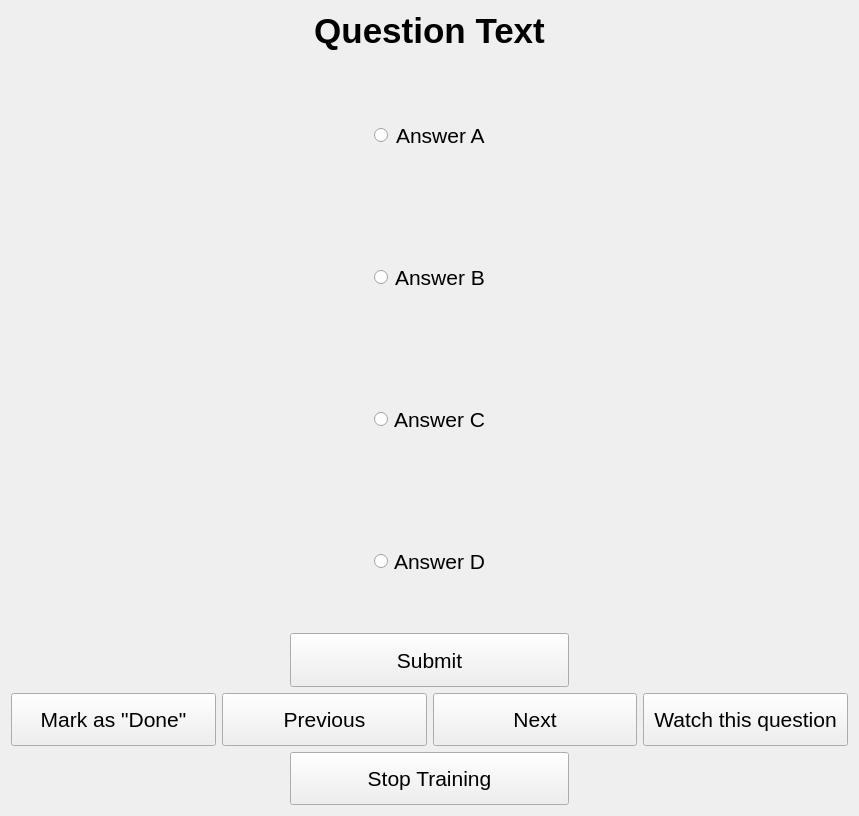
jufi2112/pilot_utils, file pilot_utils/azf_trainer/ui/question_widget.ui: the form before one commit.
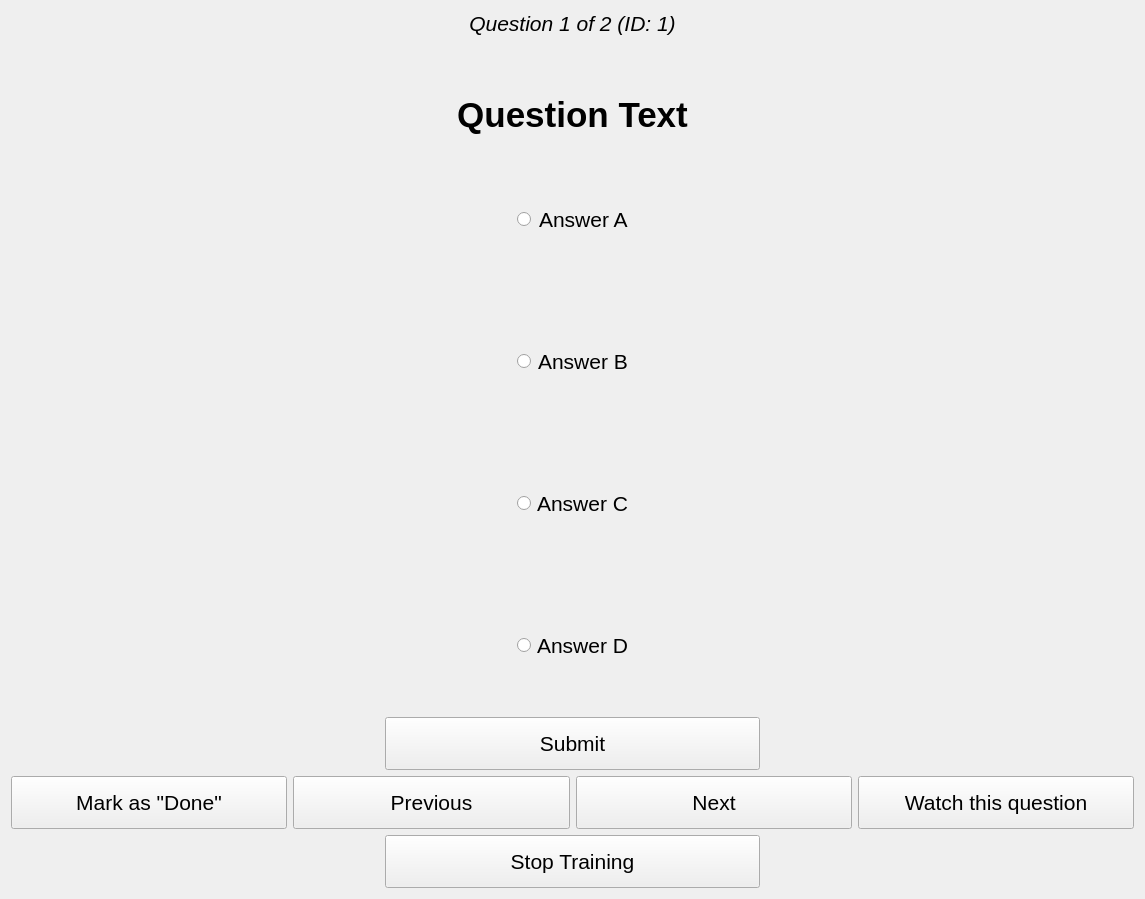
The form after the commit. Custom widgets are drawn as their Qt base class.

What changed in the file:
```diff
--- a/pilot_utils/azf_trainer/ui/question_widget.ui
+++ b/pilot_utils/azf_trainer/ui/question_widget.ui
@@ -6,8 +6,8 @@
    <rect>
     <x>0</x>
     <y>0</y>
-    <width>859</width>
-    <height>816</height>
+    <width>1145</width>
+    <height>899</height>
    </rect>
   </property>
   <property name="sizePolicy">
@@ -20,6 +20,35 @@
    <string>Form</string>
   </property>
   <layout class="QVBoxLayout" name="verticalLayout_2">
+   <item>
+    <widget class="QLabel" name="label_question_number">
+     <property name="font">
+      <font>
+       <pointsize>16</pointsize>
+       <italic>true</italic>
+      </font>
+     </property>
+     <property name="text">
+      <string>Question 1 of 2 (ID: 1)</string>
+     </property>
+     <property name="alignment">
+      <set>Qt::AlignCenter</set>
+     </property>
+    </widget>
+   </item>
+   <item>
+    <spacer name="verticalSpacer_8">
+     <property name="orientation">
+      <enum>Qt::Vertical</enum>
+     </property>
+     <property name="sizeHint" stdset="0">
+      <size>
+       <width>20</width>
+       <height>40</height>
+      </size>
+     </property>
+    </spacer>
+   </item>
    <item>
     <widget class="QLabel" name="label_question">
      <property name="font">
@@ -378,6 +407,9 @@
        <property name="text">
         <string>Mark as &quot;Done&quot;</string>
        </property>
+       <property name="checkable">
+        <bool>true</bool>
+       </property>
       </widget>
      </item>
      <item>
@@ -432,6 +464,12 @@
        <property name="text">
         <string>Watch this question</string>
        </property>
+       <property name="checkable">
+        <bool>true</bool>
+       </property>
+       <property name="checked">
+        <bool>false</bool>
+       </property>
       </widget>
      </item>
     </layout>
```
